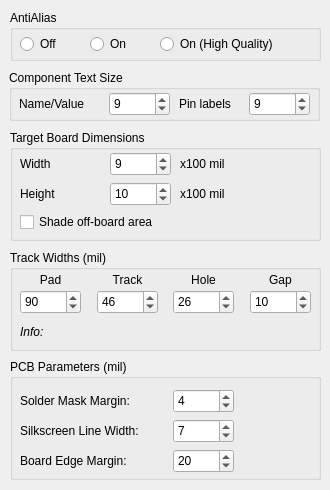
melak/veroroute, file src/renderingdialog.ui: the form before one commit.
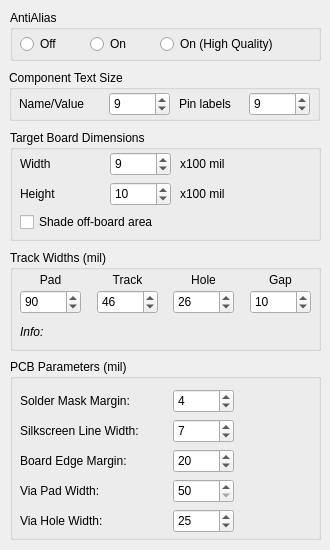
The form after the commit.

Commit message: Show via dimensions in PCB parameters.  Use 1 mil resolution for all track/hole/PCB parameters.

The edit to the form file:
```diff
--- a/src/renderingdialog.ui
+++ b/src/renderingdialog.ui
@@ -7,19 +7,19 @@
     <x>0</x>
     <y>0</y>
     <width>330</width>
-    <height>490</height>
+    <height>550</height>
    </rect>
   </property>
   <property name="minimumSize">
    <size>
     <width>330</width>
-    <height>490</height>
+    <height>550</height>
    </size>
   </property>
   <property name="maximumSize">
    <size>
     <width>330</width>
-    <height>490</height>
+    <height>550</height>
    </size>
   </property>
   <property name="windowTitle">
@@ -521,7 +521,7 @@
      <x>10</x>
      <y>359</y>
      <width>311</width>
-     <height>121</height>
+     <height>181</height>
     </rect>
    </property>
    <property name="title">
@@ -650,6 +650,88 @@
      <number>20</number>
     </property>
    </widget>
+   <widget class="QLabel" name="label_viapad">
+    <property name="geometry">
+     <rect>
+      <x>10</x>
+      <y>120</y>
+      <width>141</width>
+      <height>24</height>
+     </rect>
+    </property>
+    <property name="text">
+     <string>Via Pad Width:</string>
+    </property>
+    <property name="alignment">
+     <set>Qt::AlignLeading|Qt::AlignLeft|Qt::AlignVCenter</set>
+    </property>
+   </widget>
+   <widget class="QLabel" name="label_viahole">
+    <property name="geometry">
+     <rect>
+      <x>10</x>
+      <y>150</y>
+      <width>141</width>
+      <height>24</height>
+     </rect>
+    </property>
+    <property name="text">
+     <string>Via Hole Width:</string>
+    </property>
+    <property name="alignment">
+     <set>Qt::AlignLeading|Qt::AlignLeft|Qt::AlignVCenter</set>
+    </property>
+   </widget>
+   <widget class="QSpinBox" name="viapadWidth">
+    <property name="geometry">
+     <rect>
+      <x>163</x>
+      <y>120</y>
+      <width>61</width>
+      <height>24</height>
+     </rect>
+    </property>
+    <property name="toolTip">
+     <string>Board edge margin (1 mil = 0.001 inches)</string>
+    </property>
+    <property name="minimum">
+     <number>50</number>
+    </property>
+    <property name="maximum">
+     <number>80</number>
+    </property>
+    <property name="singleStep">
+     <number>1</number>
+    </property>
+    <property name="value">
+     <number>50</number>
+    </property>
+   </widget>
+   <widget class="QSpinBox" name="viaholeWidth">
+    <property name="geometry">
+     <rect>
+      <x>163</x>
+      <y>150</y>
+      <width>61</width>
+      <height>24</height>
+     </rect>
+    </property>
+    <property name="toolTip">
+     <string>Board edge margin (1 mil = 0.001 inches)</string>
+    </property>
+    <property name="minimum">
+     <number>20</number>
+    </property>
+    <property name="maximum">
+     <number>40</number>
+    </property>
+    <property name="singleStep">
+     <number>1</number>
+    </property>
+    <property name="value">
+     <number>25</number>
+    </property>
+   </widget>
   </widget>
  </widget>
  <resources/>
```
Left out of the diff: 10 changed lines with no effect on the pictures. The commit also changes 5 other files.
